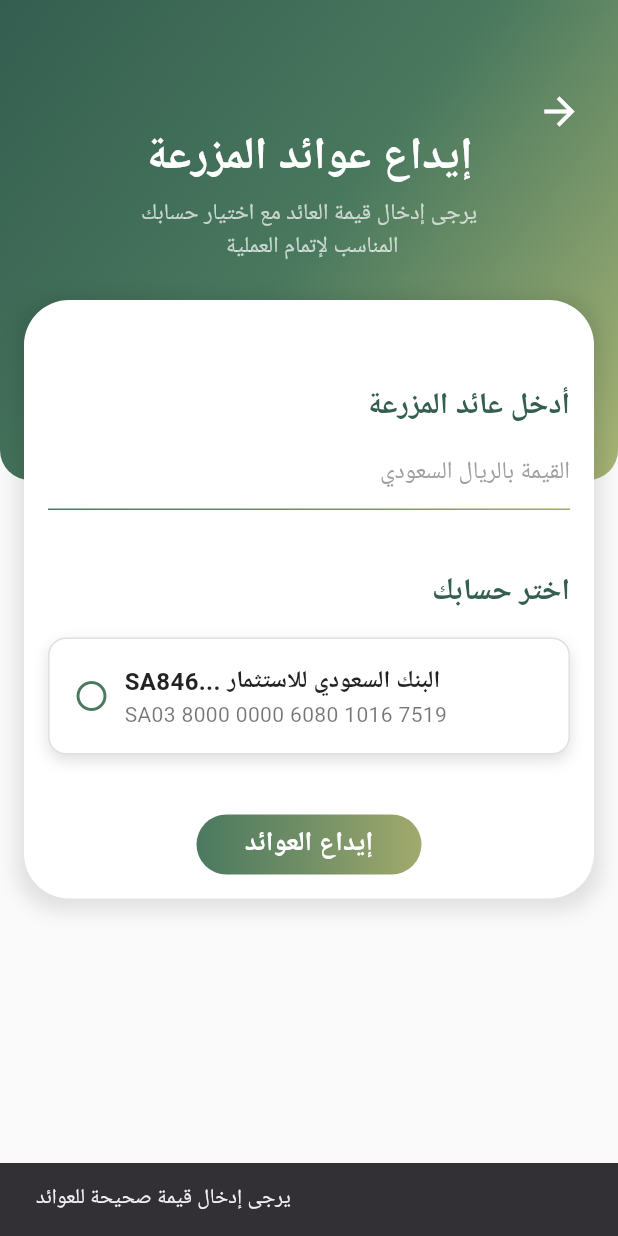
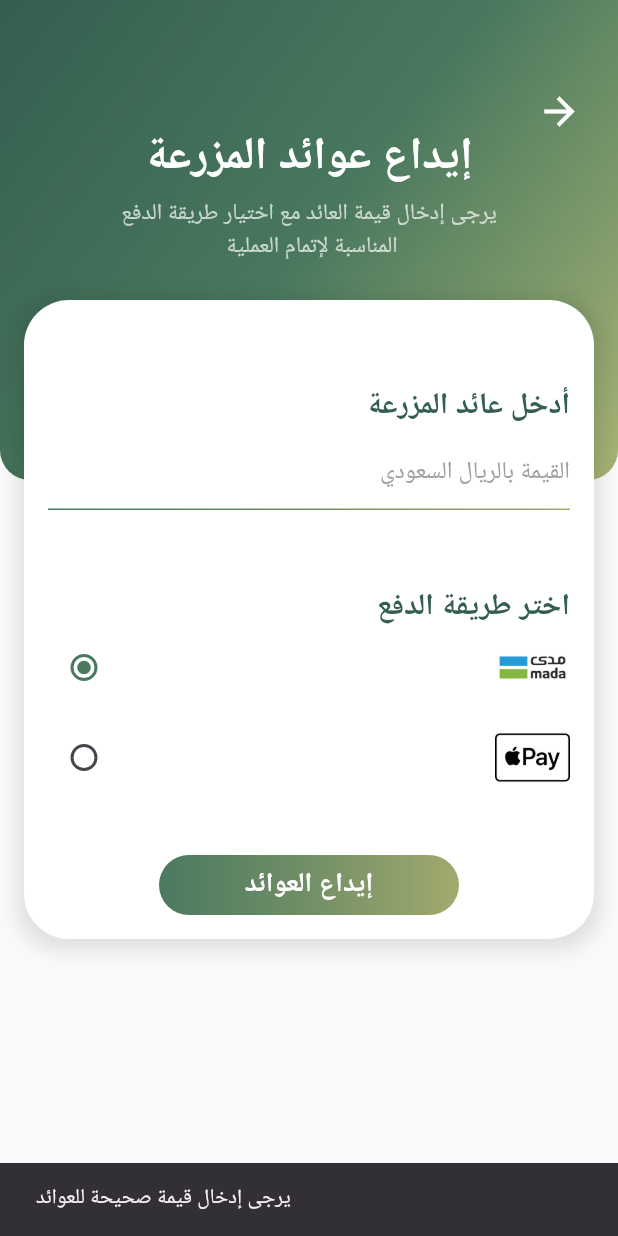
Before and after one commit to RahafHatrash/EmdadApp_SeniorProject, a Flutter app: the DepositReturnsScreen screen opened directly with empty values, after a tap on "إيداع العوائد", on a phone screen of 412 x 824 dp. Run offline on Flutter 3.47's test engine with Material 3 defaults, Android fonts, the phone set to English and light mode, and no system bars; our stand-ins replace cloud_firestore, firebase_auth, firebase_core; accounts and stored records are empty; Roboto replaces fonts that are missing (Markazi Text).

Commit message:
changes by rahaf

```diff
--- a/lib/FarmerPages/DepositeOperation/deposit_returns.dart
+++ b/lib/FarmerPages/DepositeOperation/deposit_returns.dart
@@ -4,16 +4,15 @@ import 'package:flutter/material.dart';
 class DepositReturnsScreen extends StatefulWidget {
   final String documentId;
 
-  const DepositReturnsScreen({required this.documentId, Key? key})
-      : super(key: key);
+  const DepositReturnsScreen({required this.documentId, Key? key}) : super(key: key);
 
   @override
   _DepositReturnsScreenState createState() => _DepositReturnsScreenState();
 }
 
 class _DepositReturnsScreenState extends State<DepositReturnsScreen> {
+  String? selectedPaymentMethod = 'mada';
   final TextEditingController amountController = TextEditingController();
-  String? selectedAccount; // For selected bank account
 
   @override
   Widget build(BuildContext context) {
@@ -27,11 +26,7 @@ class _DepositReturnsScreenState extends State<DepositReturnsScreen> {
             width: double.infinity,
             decoration: const BoxDecoration(
               gradient: LinearGradient(
-                colors: [
-                  Color(0xFF345E50),
-                  Color(0xFF49785E),
-                  Color(0xFFA8B475),
-                ],
+                colors: [Color(0xFF345E50), Color(0xFF49785E), Color(0xFFA8B475)],
                 begin: Alignment.topLeft,
                 end: Alignment.bottomRight,
               ),
@@ -71,7 +66,7 @@ class _DepositReturnsScreenState extends State<DepositReturnsScreen> {
                         ),
                         SizedBox(height: 4),
                         Text(
-                          'يرجى إدخال قيمة العائد مع اختيار حسابك\n المناسب لإتمام العملية',
+                          'يرجى إدخال قيمة العائد مع اختيار طريقة الدفع\n المناسبة لإتمام العملية',
                           style: TextStyle(fontSize: 15, color: Colors.white70),
                           textAlign: TextAlign.center,
                         ),
@@ -110,13 +105,11 @@ class _DepositReturnsScreenState extends State<DepositReturnsScreen> {
                         const SizedBox(height: 5),
                         _buildAmountInput(),
                         _buildDivider(),
-                        const SizedBox(height: 40),
-                        _buildLabel('اختر حسابك'),
-                        const SizedBox(height: 15),
-                        _buildAccountOption(
-                          "SA846... البنك السعودي للاستثمار",
-                          "SA03 8000 0000 6080 1016 7519",
-                        ),
+                        const SizedBox(height: 50),
+                        _buildLabel('اختر طريقة الدفع'),
+                        _buildPaymentMethod('mada', 'assets/icons/MadaIcon.png'),
+                        const SizedBox(height: 10),
+                        _buildPaymentMethod('applePay', 'assets/icons/applepayIcon.png'),
                         const SizedBox(height: 40),
                         _buildDepositButton(), // Button to execute deposit and update status
                       ],
@@ -174,55 +167,40 @@ class _DepositReturnsScreenState extends State<DepositReturnsScreen> {
     );
   }
 
-  // Bank account selection widget
-  Widget _buildAccountOption(String accountName, String accountNumber) {
-    return GestureDetector(
+  // Payment method selection widget
+  Widget _buildPaymentMethod(String method, String assetPath) {
+    return Row(
+      children: [
+        Expanded(
+          child: GestureDetector(
             onTap: () {
               setState(() {
-          selectedAccount = accountName; // Set the selected account
+                selectedPaymentMethod = method;
               });
             },
-      child: Container(
-        padding: EdgeInsets.all(16),
-        decoration: BoxDecoration(
-          color: Colors.white,
-          borderRadius: BorderRadius.circular(12),
-          border: Border.all(
-            color: selectedAccount == accountName
-                ? Color(0xFF4B7960)
-                : Colors.grey.shade300,
+            child: Row(
+              mainAxisAlignment: MainAxisAlignment.spaceBetween,
+              children: [
+                Radio<String>(
+                  value: method,
+                  groupValue: selectedPaymentMethod,
+                  onChanged: (value) {
+                    setState(() {
+                      selectedPaymentMethod = value.toString();
+                    });
+                  },
+                  activeColor: const Color(0xFF4B7960),
                 ),
-          boxShadow: [
-            BoxShadow(
-                color: Colors.black12, blurRadius: 8, offset: Offset(0, 4))
-          ],
-        ),
-        child: Row(
-          children: [
-            Icon(
-              selectedAccount == accountName
-                  ? Icons.radio_button_checked
-                  : Icons.radio_button_unchecked,
-              color: Color(0xFF4B7960),
-            ),
-            SizedBox(width: 10),
-            Expanded(
-              child: Column(
-                crossAxisAlignment: CrossAxisAlignment.start,
-                children: [
-                  Text(accountName,
-                      style: TextStyle(
-                          fontSize: 16,
-                          fontWeight: FontWeight.bold,
-                          color: Colors.black87)),
-                  Text(accountNumber,
-                      style: TextStyle(fontSize: 14, color: Colors.black54)),
-                ],
-              ),
+                Image.asset(
+                  assetPath,
+                  height: 50,
+                  width: 50,
                 ),
               ],
             ),
           ),
+        ),
+      ],
     );
   }
 
@@ -230,7 +208,7 @@ class _DepositReturnsScreenState extends State<DepositReturnsScreen> {
   Widget _buildDepositButton() {
     return Center(
       child: Container(
-        width: 150,
+        width: 200,
         height: 40,
         decoration: BoxDecoration(
           borderRadius: BorderRadius.circular(50.0),
@@ -263,8 +241,7 @@ class _DepositReturnsScreenState extends State<DepositReturnsScreen> {
 
   // Method to deposit returns and update status
   Future<void> _depositReturns() async {
-    final amount =
-        double.tryParse(amountController.text); // قيمة العائد المدخلة
+    final amount = double.tryParse(amountController.text);
     if (amount == null || amount <= 0) {
       ScaffoldMessenger.of(context).showSnackBar(
         const SnackBar(content: Text('يرجى إدخال قيمة صحيحة للعوائد')),
@@ -273,13 +250,12 @@ class _DepositReturnsScreenState extends State<DepositReturnsScreen> {
     }
 
     try {
-      // التأكيد على العملية
+      // Confirmation dialog
       final confirmation = await showDialog(
         context: context,
         builder: (context) => AlertDialog(
           title: const Text('تأكيد الإيداع'),
-          content:
-              Text('هل أنت متأكد من إيداع مبلغ $amount ر.س لجميع المستثمرين؟'),
+          content: Text('هل أنت متأكد من إيداع مبلغ $amount ر.س لجميع المستثمرين؟'),
           actions: [
             TextButton(
               onPressed: () => Navigator.of(context).pop(false),
@@ -295,23 +271,69 @@ class _DepositReturnsScreenState extends State<DepositReturnsScreen> {
 
       if (confirmation != true) return;
 
-      // 1. تحديث حالة المشروع إلى مكتمل
-      await FirebaseFirestore.instance
-          .collection('investmentOpportunities')
-          .doc(widget.documentId)
-          .update({
-        'status': 'مكتملة', // Update status to completed
+      // Update status and profitDeposited field
+      await FirebaseFirestore.instance.collection('investmentOpportunities').doc(widget.documentId).update({
+        'status': 'مكتملة',
         'totalEarnings': amount,
-        'returnsDeposited': true,
+        'profitDeposited': true, // Set profitDeposited to true
       });
 
-      // باقي الكود يبقى كما هو لتوزيع العوائد
+      // Fetch all investments related to the project
+      final investmentsSnapshot = await FirebaseFirestore.instance
+          .collection('investments')
+          .where('projectId', isEqualTo: widget.documentId)
+          .get();
 
-      // Execute the batch updates
+      if (investmentsSnapshot.docs.isEmpty) {
         ScaffoldMessenger.of(context).showSnackBar(
-        const SnackBar(
-            content:
-                Text('تم إيداع العوائد ونقل المشروع إلى القائمة المكتملة')),
+          const SnackBar(content: Text('لا يوجد مستثمرين مرتبطين بهذا المشروع')),
+        );
+        return;
+      }
+
+      // Calculate total investments and update wallets
+      final totalInvestment = investmentsSnapshot.docs.fold<double>(
+        0.0,
+            (sum, doc) => sum + (doc.data()['investmentAmount'] as num).toDouble(),
+      );
+
+      final WriteBatch batch = FirebaseFirestore.instance.batch();
+
+      for (var investmentDoc in investmentsSnapshot.docs) {
+        final investmentData = investmentDoc.data();
+        final userId = investmentData['userId'];
+        final investmentAmount = (investmentData['investmentAmount'] as num).toDouble();
+
+        // Calculate return share
+        final double returnShare = (investmentAmount / totalInvestment) * amount;
+
+        // Update investor wallet
+        final walletRef = FirebaseFirestore.instance.collection('wallets').doc(userId);
+        batch.update(walletRef, {
+          'currentBalance': FieldValue.increment(returnShare),
+          'transactions': FieldValue.arrayUnion([
+            {
+              'type': 'returnDeposit',
+              'projectId': widget.documentId,
+              'amount': returnShare,
+              'timestamp': DateTime.now(),
+            },
+          ]),
+        });
+
+        // Create return history record
+        final returnsHistoryRef = investmentDoc.reference.collection('returnsHistory').doc();
+        batch.set(returnsHistoryRef, {
+          'amount': returnShare,
+          'timestamp': FieldValue.serverTimestamp(),
+        });
+      }
+
+      // Commit batch updates
+      await batch.commit();
+
+      ScaffoldMessenger.of(context).showSnackBar(
+        const SnackBar(content: Text('تم إيداع العوائد وتوزيعها على المستثمرين بنجاح')),
       );
 
       Navigator.pop(context);
--- a/lib/FarmerPages/FarmerHome/projects_list.dart
+++ b/lib/FarmerPages/FarmerHome/projects_list.dart
@@ -17,8 +17,7 @@ class ProjectList extends StatefulWidget {
 class _ProjectListState extends State<ProjectList> {
   int _selectedTopTabIndex = 0; // Initial tab index
   int _selectedBottomTabIndex = 1; // Default selected bottom navigation tab
-  final String? userId =
-      FirebaseAuth.instance.currentUser?.uid; // Current user ID
+  final String? userId = FirebaseAuth.instance.currentUser?.uid; // الحصول على userId للمستخدم الحالي
 
   @override
   Widget build(BuildContext context) {
@@ -57,7 +56,7 @@ class _ProjectListState extends State<ProjectList> {
                           Expanded(
                             child: Scrollbar(
                               thickness: 5.0,
-                              radius: Radius.circular(20),
+                              radius: const Radius.circular(20),
                               child: SingleChildScrollView(
                                 child: _buildProjectList(),
                               ),
@@ -85,6 +84,7 @@ class _ProjectListState extends State<ProjectList> {
     );
   }
 
+  // Define _buildAppBar method within _ProjectListState
   Widget _buildAppBar() {
     return ClipRRect(
       borderRadius: const BorderRadius.only(
@@ -132,11 +132,12 @@ class _ProjectListState extends State<ProjectList> {
     );
   }
 
+  // Widget to build the project list from Firestore based on user ID and status
   Widget _buildProjectList() {
     return StreamBuilder<QuerySnapshot>(
       stream: FirebaseFirestore.instance
           .collection('investmentOpportunities')
-          .where('userId', isEqualTo: userId) // Filter by current user ID
+          .where('userId', isEqualTo: userId) // تصفية بناءً على userId
           .snapshots(),
       builder: (context, snapshot) {
         if (snapshot.connectionState == ConnectionState.waiting) {
@@ -147,17 +148,15 @@ class _ProjectListState extends State<ProjectList> {
           return const Center(child: Text("لا يوجد لديك أي مشروع زراعي"));
         }
 
-        // Filter projects based on `returnsDeposited`
+        // Filter projects based on the selected tab and profitDeposited status
         final projects = snapshot.data!.docs.where((doc) {
           final projectData = doc.data() as Map<String, dynamic>;
+          bool isCompleted = projectData['profitDeposited'] == true;
+
           return _selectedTopTabIndex == 0
-              ? projectData['returnsDeposited'] == false // Not completed list
-              : projectData['returnsDeposited'] == true; // Completed list
+              ? !isCompleted // Only show projects that are not completed
+              : isCompleted; // Show completed projects
         }).toList();
-
-        if (projects.isEmpty) {
-          return const Center(child: Text("لا توجد مشاريع في هذا القسم"));
-        }
 
         return Column(
           children: projects.map((document) {
@@ -165,7 +164,7 @@ class _ProjectListState extends State<ProjectList> {
             final documentId = document.id;
 
             return _buildProjectItem(
-              imagePath: projectData['imageUrl'] ?? 'assets/images/12.png',
+              imagePath: projectData['imageUrl'] ?? 'assets/images/farm1.png',
               title: projectData['projectName'] ?? 'مشروع زراعي',
               documentId: documentId,
             );
@@ -175,12 +174,10 @@ class _ProjectListState extends State<ProjectList> {
     );
   }
 
-  Widget _buildProjectItem({
-    required String imagePath,
-    required String title,
-    required String documentId,
-  }) {
-    final bool isCompletedTab = _selectedTopTabIndex == 1;
+  // Widget for each project item
+  Widget _buildProjectItem({required String imagePath, required String title, required String documentId}) {
+    // Check if the project status is 'In Process'
+    final bool isInProcess = _selectedTopTabIndex == 0;
 
     return Padding(
       padding: const EdgeInsets.symmetric(vertical: 6.0),
@@ -193,7 +190,7 @@ class _ProjectListState extends State<ProjectList> {
               color: Colors.grey.withOpacity(0.12),
               spreadRadius: 3,
               blurRadius: 4,
-              offset: const Offset(0, 2),
+              offset: const Offset(0, 2), // تحديد اتجاه الظل
             ),
           ],
         ),
@@ -203,8 +200,7 @@ class _ProjectListState extends State<ProjectList> {
           children: [
             ClipRRect(
               borderRadius: BorderRadius.circular(8.0),
-              child: Image.asset(imagePath,
-                  width: 60, height: 60, fit: BoxFit.cover),
+              child: Image.asset(imagePath, width: 60, height: 60, fit: BoxFit.cover),
             ),
             const SizedBox(width: 15.0),
             Expanded(
@@ -214,9 +210,7 @@ class _ProjectListState extends State<ProjectList> {
                   Text(
                     title,
                     style: const TextStyle(
-                        color: Color(0xFF345E50),
-                        fontSize: 16,
-                        fontWeight: FontWeight.bold),
+                        color: Color(0xFF345E50), fontSize: 16, fontWeight: FontWeight.bold),
                     textAlign: TextAlign.right,
                   ),
                   const SizedBox(height: 20.0),
@@ -228,8 +222,7 @@ class _ProjectListState extends State<ProjectList> {
                           Navigator.push(
                             context,
                             MaterialPageRoute(
-                              builder: (context) =>
-                                  ProjectDetailsScreen(documentId: documentId),
+                              builder: (context) => ProjectDetailsScreen(documentId: documentId),
                             ),
                           );
                         },
@@ -239,7 +232,7 @@ class _ProjectListState extends State<ProjectList> {
                         ),
                       ),
                       const SizedBox(width: 10),
-                      if (!isCompletedTab) _buildDepositButton(documentId),
+                      if (isInProcess) _buildDepositButton(documentId), // Show the button only if in process
                     ],
                   ),
                 ],
@@ -251,6 +244,7 @@ class _ProjectListState extends State<ProjectList> {
     );
   }
 
+  // Button for depositing returns
   Widget _buildDepositButton(String documentId) {
     return Container(
       width: 90,
@@ -272,8 +266,7 @@ class _ProjectListState extends State<ProjectList> {
           Navigator.push(
             context,
             MaterialPageRoute(
-              builder: (context) =>
-                  DepositReturnsScreen(documentId: documentId),
+              builder: (context) => DepositReturnsScreen(documentId: documentId),
             ),
           );
         },
@@ -287,13 +280,13 @@ class _ProjectListState extends State<ProjectList> {
         ),
         child: const Text(
           "إيداع الأرباح",
-          style: TextStyle(
-              color: Colors.white, fontSize: 12, fontWeight: FontWeight.bold),
+          style: TextStyle(color: Colors.white, fontSize: 12, fontWeight: FontWeight.bold),
         ),
       ),
     );
   }
 
+  // Segmented control for toggling between "In Process" and "Completed" projects
   Widget _buildSegmentedControl() {
     return Container(
       padding: const EdgeInsets.all(6),
@@ -315,24 +308,21 @@ class _ProjectListState extends State<ProjectList> {
     );
   }
 
+  // Tab button to switch between project states
   Widget _buildTabButton(String label, int index) {
     return GestureDetector(
       onTap: () => setState(() => _selectedTopTabIndex = index),
       child: Container(
         padding: const EdgeInsets.symmetric(vertical: 0, horizontal: 15),
         decoration: BoxDecoration(
-          color: _selectedTopTabIndex == index
-              ? Colors.white54
-              : Colors.transparent,
+          color: _selectedTopTabIndex == index ? Colors.white54 : Colors.transparent,
           borderRadius: BorderRadius.circular(20),
         ),
         child: Text(
           label,
           style: TextStyle(
             fontSize: 15,
-            color: _selectedTopTabIndex == index
-                ? Color(0xFF345E50)
-                : Colors.white,
+            color: _selectedTopTabIndex == index ? Color(0xFF345E50) : Colors.white,
             fontWeight: FontWeight.bold,
           ),
         ),
@@ -340,12 +330,12 @@ class _ProjectListState extends State<ProjectList> {
     );
   }
 
+  // Bottom navigation bar for different pages
   BottomNavigationBar _buildBottomNavigation() {
     return BottomNavigationBar(
       items: const [
         BottomNavigationBarItem(icon: Icon(Icons.person), label: 'حسابي'),
-        BottomNavigationBarItem(
-            icon: Icon(Icons.nature), label: 'المشاريع الزراعية'),
+        BottomNavigationBarItem(icon: Icon(Icons.nature), label: 'المشاريع الزراعية'),
         BottomNavigationBarItem(icon: Icon(Icons.home), label: 'الرئيسية'),
       ],
       currentIndex: _selectedBottomTabIndex,
@@ -353,21 +343,21 @@ class _ProjectListState extends State<ProjectList> {
       unselectedItemColor: Colors.grey,
       onTap: (index) {
         if (index == 0) {
-          Navigator.push(context,
-              MaterialPageRoute(builder: (context) => const Farmerprofile()));
+          Navigator.push(context, MaterialPageRoute(builder: (context) => const Farmerprofile()));
         } else if (index == 1) {
           setState(() => _selectedBottomTabIndex = index);
         } else if (index == 2) {
           Navigator.pushAndRemoveUntil(
             context,
             MaterialPageRoute(builder: (context) => const FarmerHomePage()),
-            (route) => route.isFirst,
+                (route) => route.isFirst,
           );
         }
       },
     );
   }
 
+  // Button to add a new project
   Widget _buildAddProjectButton() {
     return Padding(
       padding: const EdgeInsets.all(5.0),
```
Lines whose indentation alone changed are shown as unchanged.
